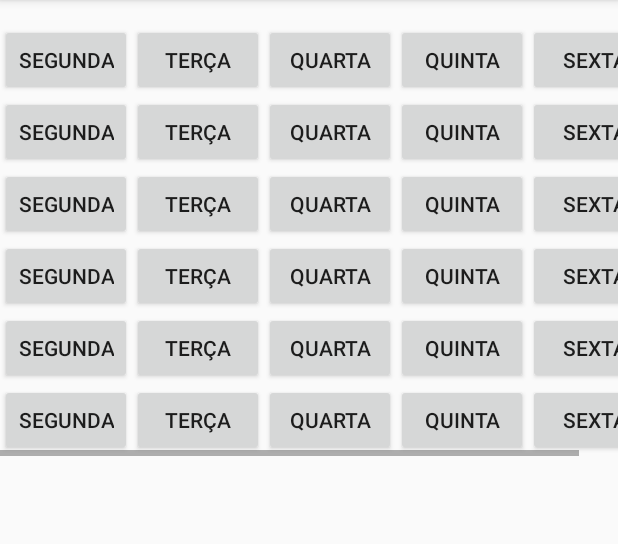
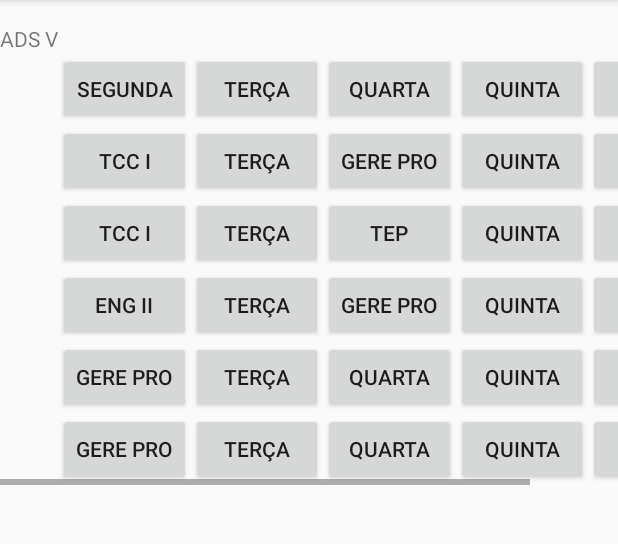
Before and after one commit to infsolution/ENGENHARIA-II, an Android app: the HorarioHome screen opened directly, with no data from a screen before it, on a phone screen of 412 x 824 dp, the part 84-628 px from its top. Run offline under Robolectric (Android 15) with nearby library versions, the phone set to English and light mode, and no system bars.

Commit message:
create project

```diff
--- a/ClassroomApp/app/src/main/java/com/example/classroom/HorarioHome.java
+++ b/ClassroomApp/app/src/main/java/com/example/classroom/HorarioHome.java
@@ -6,34 +6,127 @@ import android.os.Bundle;
 import android.view.View;
 import android.widget.Button;
 
+import com.example.classroom.model.Dia;
+import com.example.classroom.model.Disciplina;
+import com.example.classroom.model.Hora;
+import com.example.classroom.model.Horario;
+import com.example.classroom.model.Professor;
+
 public class HorarioHome extends AppCompatActivity {
-    private Button btSeg1, btSeg2,btSeg3,btSe4,btSeg5, btTer1, btTer2,btTer3,btTer4,btTer5, btQua1,btQua2,btQua3,btQua4,btQua5,btQui1,btQui2,btQui3,btQui4,btQui5,btSex1,btSex2,btSex3,btSex4,btSex5;
+    private Button btSeg1, btSeg2,btSeg3,btSeg4,btSeg5, btTer1, btTer2,btTer3,btTer4,btTer5, btQua1,btQua2,btQua3,btQua4,btQua5,btQui1,btQui2,btQui3,btQui4,btQui5,btSex1,btSex2,btSex3,btSex4,btSex5;
+    public Horario horario;
     @Override
     protected void onCreate(Bundle savedInstanceState) {
         super.onCreate(savedInstanceState);
         setContentView(R.layout.activity_horario_home);
+        btSeg1 = (Button)findViewById(R.id.bt_seg_1);
+        btSeg2 = (Button)findViewById(R.id.bt_seg_2);
+        btSeg3 = (Button)findViewById(R.id.bt_seg_3);
+        btSeg4 = (Button)findViewById(R.id.bt_seg_4);
+        btSeg5 = (Button)findViewById(R.id.bt_seg_5);
 
-    }
+        btQua1 = (Button)findViewById(R.id.bt_qua_1);
+        btQua2 = (Button)findViewById(R.id.bt_qua_2);
+        btQua3 = (Button)findViewById(R.id.bt_qua_3);
+
+        btQui2 = (Button)findViewById(R.id.bt_qua_2);
+        btQui3 = (Button)findViewById(R.id.bt_qua_2);
+
+        btSex1 = (Button)findViewById(R.id.bt_sex_1);
+        btSex2 = (Button)findViewById(R.id.bt_sex_2);
+        btSex3 = (Button)findViewById(R.id.bt_sex_3);
+        btSex4 = (Button)findViewById(R.id.bt_sex_4);
+        btSex5 = (Button)findViewById(R.id.bt_sex_5);
 
 
+        Professor helcio = new Professor("Helcio");
+        Professor ely = new Professor("Ely Miranda");
+        Professor fernando = new Professor("Fernando Santana");
+        Professor adalton = new Professor("Adalton Sena");
+        Disciplina eng = new Disciplina("Eng II");
+        eng.addProfessor(helcio);
+        Disciplina tep = new Disciplina("TEP");
+        tep.addProfessor(ely);
+        Disciplina geren = new Disciplina("Gere Pro");
+        geren.addProfessor(adalton);
+        Disciplina tcc = new Disciplina("TCC I");
+        tcc.addProfessor(fernando);
+        Dia segunda = new Dia("Segunda");
+        Hora seg_treze = new Hora(tcc,"13:00");
+        Hora seg_quatorze = new Hora(tcc,"14:00");
+        Hora seg_quinze = new Hora(eng,"15:00");
+        Hora seg_dezeseis = new Hora(geren,"16:00");
+        Hora seg_dezesete = new Hora(tcc,"17:00");
+        segunda.addHora(seg_treze);segunda.addHora(seg_quatorze);segunda.addHora(seg_quinze);segunda.addHora(seg_dezeseis);
+        segunda.addHora(seg_dezesete);
+        Dia terca = new Dia("Terça");
+
+        Dia quarta = new Dia("Quarta");
+        Hora qua_treze = new Hora(geren,"13:00");
+        Hora qua_quatorze = new Hora(geren,"14:00");
+        Hora qua_quinze = new Hora(geren,"15:00");
+        Dia quinta = new Dia("Quinta");
+        Hora qui_quatorze = new Hora(tep,"14:00");
+        Hora qui_quinze = new Hora(tep,"15:00");
+        Dia sexta = new Dia("Sexta");
+        Hora sex_treze = new Hora(eng,"13:00");
+        Hora sex_quatorze = new Hora(eng,"14:00");
+        Hora sex_quinze = new Hora(eng,"15:00");
+        Hora sex_dezeseis = new Hora(tep,"16:00");
+        Hora sex_dezesete = new Hora(tep,"17:00");
+        horario = new Horario("ADS V");
+        horario.addDia(segunda);
+        horario.addDia(terca);
+        horario.addDia(quarta);
+        horario.addDia(quinta);
+        horario.addDia(sexta);
+        btSeg1.setText(tcc.getNome());
+        btSeg2.setText(tcc.getNome());
+        btSeg3.setText(eng.getNome());
+        btSeg4.setText(geren.getNome());
+        btSeg5.setText(geren.getNome());
+
+        btQua1.setText(geren.getNome());
+        btQua2.setText(geren.getNome());
+        btQua3.setText(geren.getNome());
+
+        btQui2.setText("TEP");
+        btQui3.setText("TEP");
+
+        btSex1.setText(eng.getNome());
+        btSex2.setText(eng.getNome());
+        btSex3.setText(eng.getNome());
+        btSex4.setText(tep.getNome());
+        btSex5.setText(tep.getNome());
+    }
     public void goHoraSeg1(View v){
         Intent intent = new Intent(this, HorarioDetail.class);
+        intent.putExtra("Professor","Fernando Santana");
+        intent.putExtra("Disciplina", "TCC I");
         startActivity(intent);
     }
     public void goHoraSeg2(View v){
         Intent intent = new Intent(this, HorarioDetail.class);
+        intent.putExtra("Professor","Fernando Santana");
+        intent.putExtra("Disciplina", "TCC I");
         startActivity(intent);
     }
     public void goHoraSeg3(View v){
         Intent intent = new Intent(this, HorarioDetail.class);
+        intent.putExtra("Professor","Helcio");
+        intent.putExtra("Disciplina", "Engenharia II");
         startActivity(intent);
     }
     public void goHoraSeg4(View v){
         Intent intent = new Intent(this, HorarioDetail.class);
+        intent.putExtra("Professor","Adalton");
+        intent.putExtra("Disciplina", "Gerência de Projeto");
         startActivity(intent);
     }
     public void goHoraSeg5(View v){
         Intent intent = new Intent(this, HorarioDetail.class);
+        intent.putExtra("Professor","Adalton");
+        intent.putExtra("Disciplina", "Gerência de Projeto");
         startActivity(intent);
     }
     public void goHoraTer1(View v){
@@ -59,14 +152,20 @@ public class HorarioHome extends AppCompatActivity {
 
     public void goHoraQua1(View v){
         Intent intent = new Intent(this, HorarioDetail.class);
+        intent.putExtra("Professor","Adalton");
+        intent.putExtra("Disciplina", "Gerência de Projeto");
         startActivity(intent);
     }
     public void goHoraQua2(View v){
         Intent intent = new Intent(this, HorarioDetail.class);
+        intent.putExtra("Professor","Adalton");
+        intent.putExtra("Disciplina", "Gerência de Projeto");
         startActivity(intent);
     }
     public void goHoraQua3(View v){
         Intent intent = new Intent(this, HorarioDetail.class);
+        intent.putExtra("Professor","Adalton");
+        intent.putExtra("Disciplina", "Gerência de Projeto");
         startActivity(intent);
     }
     public void goHoraQua4(View v){
@@ -83,10 +182,14 @@ public class HorarioHome extends AppCompatActivity {
     }
     public void goHoraQui2(View v){
         Intent intent = new Intent(this, HorarioDetail.class);
+        intent.putExtra("Professor","Marcelino");
+        intent.putExtra("Disciplina", "Tópicos Especiais");
         startActivity(intent);
     }
     public void goHoraQui3(View v){
         Intent intent = new Intent(this, HorarioDetail.class);
+        intent.putExtra("Professor","Marcelino");
+        intent.putExtra("Disciplina", "Tópicos Especiais");
         startActivity(intent);
     }
     public void goHoraQui4(View v){
@@ -99,22 +202,32 @@ public class HorarioHome extends AppCompatActivity {
     }
     public void goHoraSex1(View v){
         Intent intent = new Intent(this, HorarioDetail.class);
+        intent.putExtra("Professor","Helcio");
+        intent.putExtra("Disciplina", "Engenharia II");
         startActivity(intent);
     }
     public void goHoraSex2(View v){
         Intent intent = new Intent(this, HorarioDetail.class);
+        intent.putExtra("Professor","Helcio");
+        intent.putExtra("Disciplina", "Engenharia II");
         startActivity(intent);
     }
     public void goHoraSex3(View v){
         Intent intent = new Intent(this, HorarioDetail.class);
+        intent.putExtra("Professor","Helcio");
+        intent.putExtra("Disciplina", "Engenharia II");
         startActivity(intent);
     }
     public void goHoraSex4(View v){
         Intent intent = new Intent(this, HorarioDetail.class);
+        intent.putExtra("Professor","Ely");
+        intent.putExtra("Disciplina", "Tópicos Especiais");
         startActivity(intent);
     }
     public void goHoraSex5(View v){
         Intent intent = new Intent(this, HorarioDetail.class);
+        intent.putExtra("Professor","Ely");
+        intent.putExtra("Disciplina", "Tópicos Especiais");
         startActivity(intent);
     }
 }
--- /dev/null
+++ b/ClassroomApp/app/src/main/java/com/example/classroom/model/Dia.java
@@ -0,0 +1,31 @@
+package com.example.classroom.model;
+
+import java.util.ArrayList;
+import java.util.List;
+
+public class Dia {
+    private String nome;
+    List<Hora> horas = new ArrayList<>();
+    public Dia(String nome){
+        this.nome = nome;
+    }
+
+    public String getNome() {
+        return nome;
+    }
+
+    public void setNome(String nome) {
+        this.nome = nome;
+    }
+
+    public List<Hora> getHoras() {
+        return horas;
+    }
+
+    public void setHoras(List<Hora> horas) {
+        this.horas = horas;
+    }
+    public void addHora(Hora hora){
+        this.horas.add(hora);
+    }
+}
--- /dev/null
+++ b/ClassroomApp/app/src/main/java/com/example/classroom/model/Disciplina.java
@@ -0,0 +1,40 @@
+package com.example.classroom.model;
+
+import java.util.ArrayList;
+import java.util.List;
+
+public class Disciplina {
+    private String nome;
+    private int cargaHoraria;
+    private List<Professor> professores = new ArrayList<>();
+    public Disciplina(String nome){
+        this.nome = nome;
+    }
+
+    public String getNome() {
+        return nome;
+    }
+
+    public void setNome(String nome) {
+        this.nome = nome;
+    }
+
+    public int getCargaHoraria() {
+        return cargaHoraria;
+    }
+
+    public void setCargaHoraria(int cargaHoraria) {
+        this.cargaHoraria = cargaHoraria;
+    }
+
+    public List<Professor> getProfessores() {
+        return professores;
+    }
+
+    public void setProfessores(List<Professor> professores) {
+        this.professores = professores;
+    }
+    public void addProfessor(Professor professor){
+        this.professores.add(professor);
+    }
+}
--- /dev/null
+++ b/ClassroomApp/app/src/main/java/com/example/classroom/model/Hora.java
@@ -0,0 +1,26 @@
+package com.example.classroom.model;
+
+public class Hora {
+    private Disciplina disciplina;
+    private String hora;
+    public Hora(Disciplina disciplina, String hora){
+        this.disciplina = disciplina;
+        this.hora = hora;
+    }
+
+    public Disciplina getDisciplina() {
+        return disciplina;
+    }
+
+    public void setDisciplina(Disciplina disciplina) {
+        this.disciplina = disciplina;
+    }
+
+    public String getHora() {
+        return hora;
+    }
+
+    public void setHora(String hora) {
+        this.hora = hora;
+    }
+}
--- /dev/null
+++ b/ClassroomApp/app/src/main/java/com/example/classroom/model/Horario.java
@@ -0,0 +1,32 @@
+package com.example.classroom.model;
+
+import java.util.ArrayList;
+import java.util.List;
+
+public class Horario {
+    private String turma;
+    private List<Dia> dias = new ArrayList<>();
+    public Horario(String turma ){
+        this.turma = turma;
+    }
+
+    public String getTurma() {
+        return turma;
+    }
+
+    public void setTurma(String turma) {
+        this.turma = turma;
+    }
+
+    public List<Dia> getDias() {
+        return dias;
+    }
+
+    public void setDias(List<Dia> dias) {
+        this.dias = dias;
+    }
+
+    public void addDia(Dia dia){
+        this.dias.add(dia);
+    }
+}
--- /dev/null
+++ b/ClassroomApp/app/src/main/java/com/example/classroom/model/Professor.java
@@ -0,0 +1,25 @@
+package com.example.classroom.model;
+
+public class Professor {
+    private String nome;
+    private String matricula;
+    public Professor(String nome){
+        this.nome = nome;
+    }
+
+    public String getNome() {
+        return nome;
+    }
+
+    public void setNome(String nome) {
+        this.nome = nome;
+    }
+
+    public String getMatricula() {
+        return matricula;
+    }
+
+    public void setMatricula(String matricula) {
+        this.matricula = matricula;
+    }
+}
--- a/ClassroomApp/app/src/main/res/layout/activity_horario_home.xml
+++ b/ClassroomApp/app/src/main/res/layout/activity_horario_home.xml
@@ -15,9 +15,17 @@
     <HorizontalScrollView
         android:layout_width="wrap_content"
         android:layout_height="wrap_content">
+
 <TableLayout
     android:layout_width="match_parent"
     android:layout_height="match_parent">
+    <TableRow>
+        <TextView
+            android:text="ADS V"
+            android:textAlignment="center"
+            android:layout_width="wrap_content"
+            android:layout_height="wrap_content" />
+    </TableRow>
 <TableRow>
     <Button
         android:id="@+id/bt_segunga"
```
Also changed, not shown: ClassroomApp/app/src/main/java/com/example/classroom/HorarioDetail.java (+17 -1 lines), ClassroomApp/app/src/main/res/layout/activity_horario_detail.xml (+27 -10 lines).
